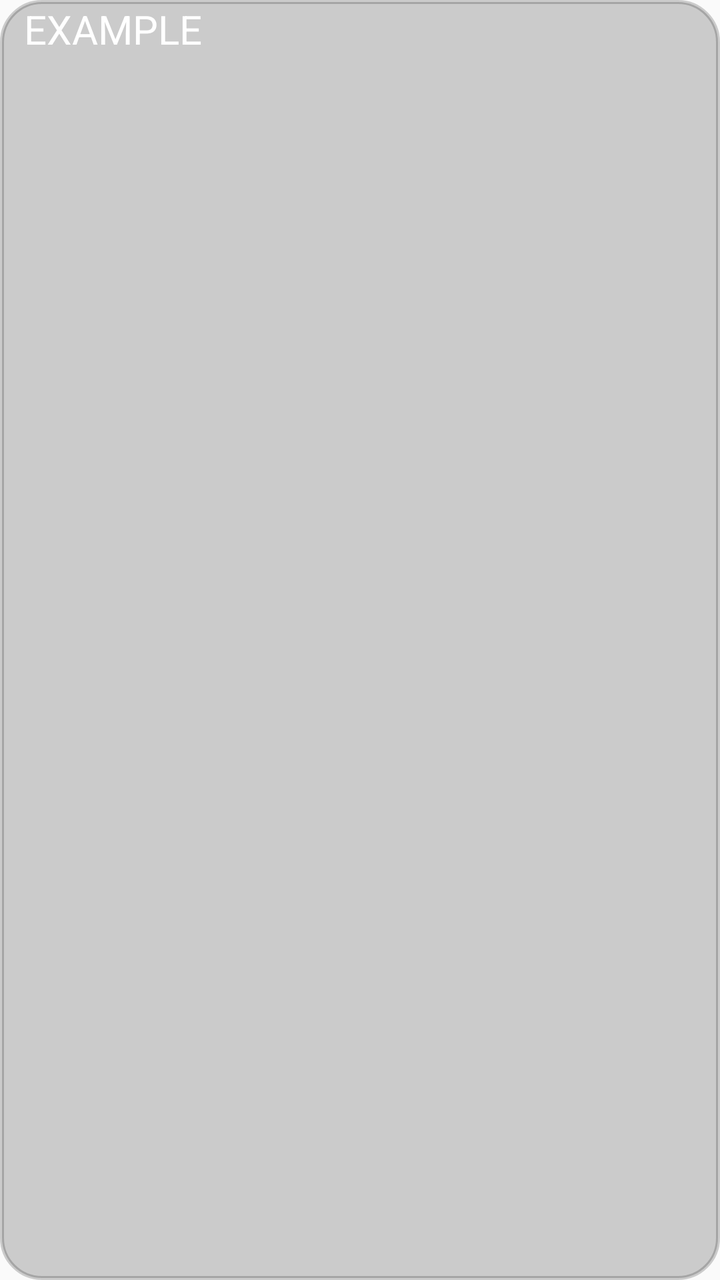
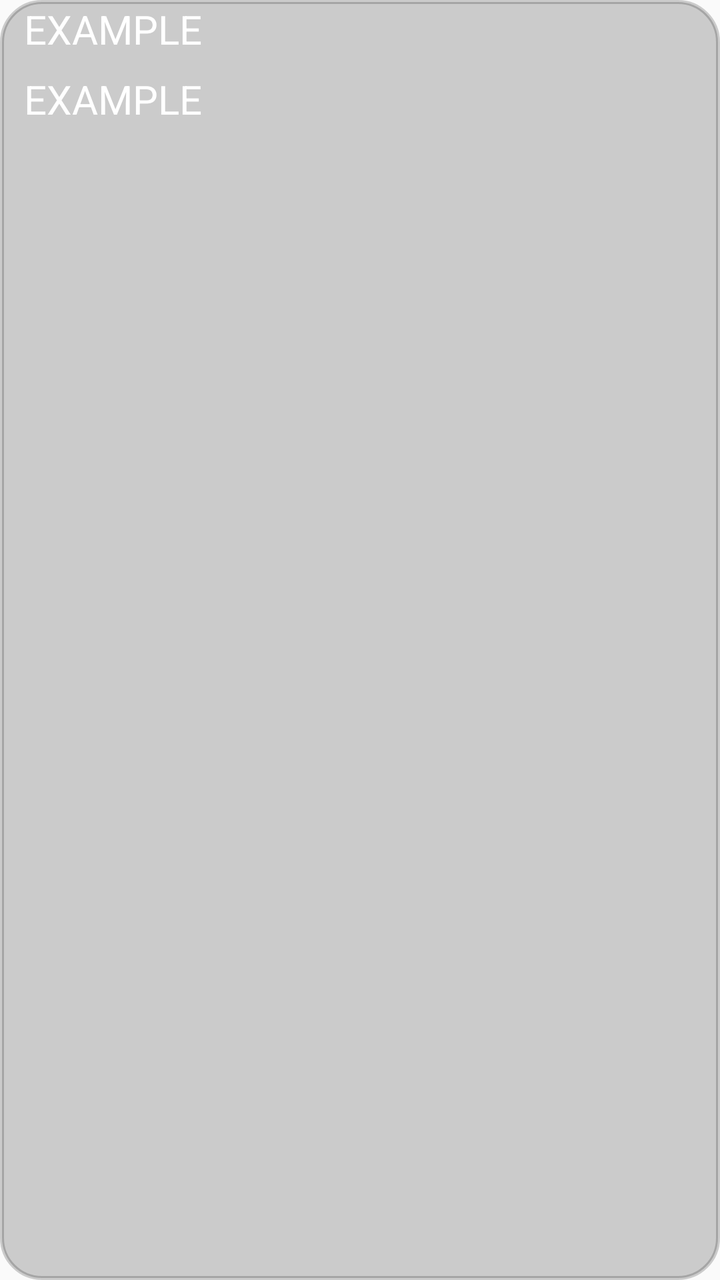

Before-and-after screenshots of an Android layout around one commit, followed by the original layout XML and the change that was made.
<!-- AndroidManifest.xml: application theme Theme.Scheduler -->
<!-- res/layout/schedule_widget.xml -->
<LinearLayout xmlns:android="http://schemas.android.com/apk/res/android"
              android:theme="@style/Theme.Scheduler.AppWidgetContainer"
              android:layout_width="match_parent"
              android:layout_height="match_parent"
              android:background="@drawable/widget_background" android:orientation="vertical">

    <TextView
            android:id="@+id/appwidget_text2"
            style="@style/Widget.Scheduler.TextView"
            android:text="@string/appwidget_text" />

    <TextView
            android:id="@+id/appwidget_text"
            style="@style/Widget.Scheduler.TextView"
            android:text="@string/appwidget_text"
            android:visibility="gone" />
    
</LinearLayout>
<!-- resources referenced by this layout -->
<resources>
  <!-- drawable widget_background (drawable-v21) -->
  <?xml version="1.0" encoding="utf-8"?>
  <shape xmlns:android="http://schemas.android.com/apk/res/android">
      <solid android:color="@color/widget_background_color"/>
      <padding android:left="4dp" android:top="1dp" android:right="4dp" android:bottom="1dp" />
      <corners android:radius="20dp" />
      <stroke android:width="2dp" android:color="@color/widget_background_color"/>
  </shape>
  <string name="appwidget_text">EXAMPLE</string>
  <style name="Theme.Scheduler.AppWidgetContainer" parent="Theme.Scheduler.AppWidgetContainerParent">
          
          <item name="appWidgetPadding">16dp</item>
      </style>
  <style name="Widget.Scheduler.TextView" parent="android:Widget.TextView">
          <item name="android:layout_width">match_parent</item>
          <item name="android:layout_height">wrap_content</item>
          <item name="android:layout_marginStart">8dp</item>
          <item name="android:layout_marginBottom">8dp</item>
          <item name="android:contentDescription">@string/appwidget_text</item>
          <item name="android:textAlignment">center</item>
          <item name="android:textColor">@color/white</item>
          <item name="android:textSize">20sp</item>
      </style>
  <style name="Theme.Scheduler" parent="android:Theme.Material.Light.NoActionBar" />
  <color name="widget_background_color">#30000000</color>
  <style name="Theme.Scheduler.AppWidgetContainerParent" parent="@android:style/Theme.DeviceDefault">
          
          <item name="appWidgetRadius">16dp</item>
          
          <item name="appWidgetInnerRadius">8dp</item>
      </style>
  <color name="white">#FFFFFFFF</color>
</resources>

<!-- the commit's change to res/layout/schedule_widget.xml (unified diff, before → after) -->
@@ -12,7 +12,5 @@
     <TextView
             android:id="@+id/appwidget_text"
             style="@style/Widget.Scheduler.TextView"
-            android:text="@string/appwidget_text"
-            android:visibility="gone" />
-    
+            android:text="@string/appwidget_text" />
 </LinearLayout>
